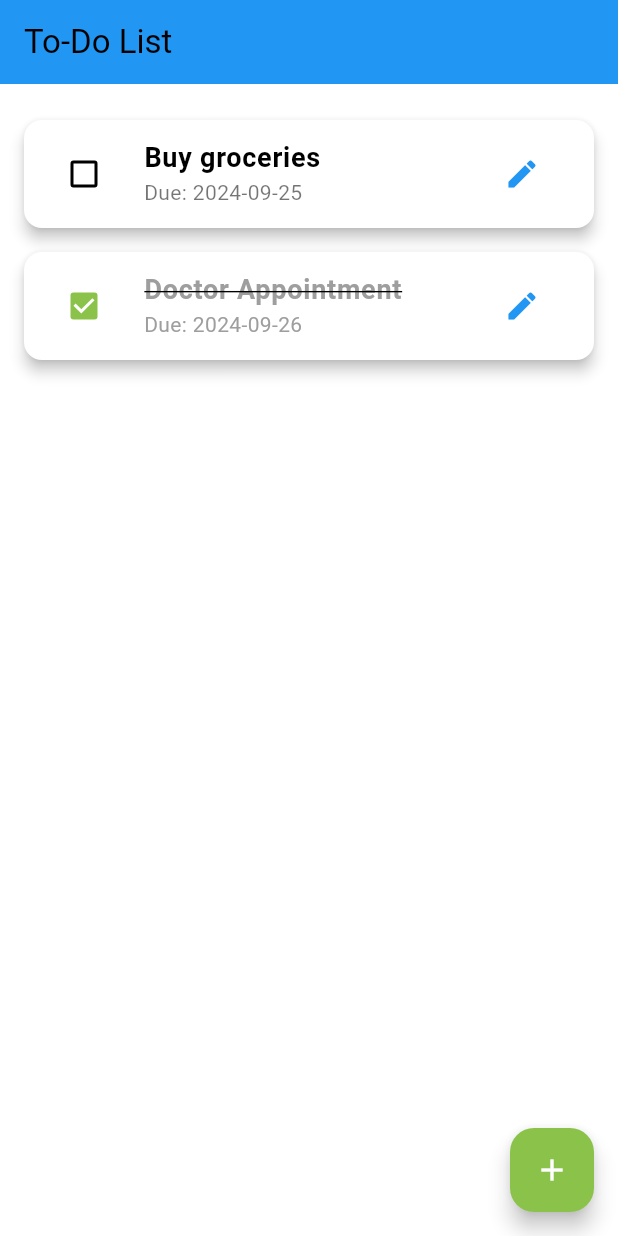
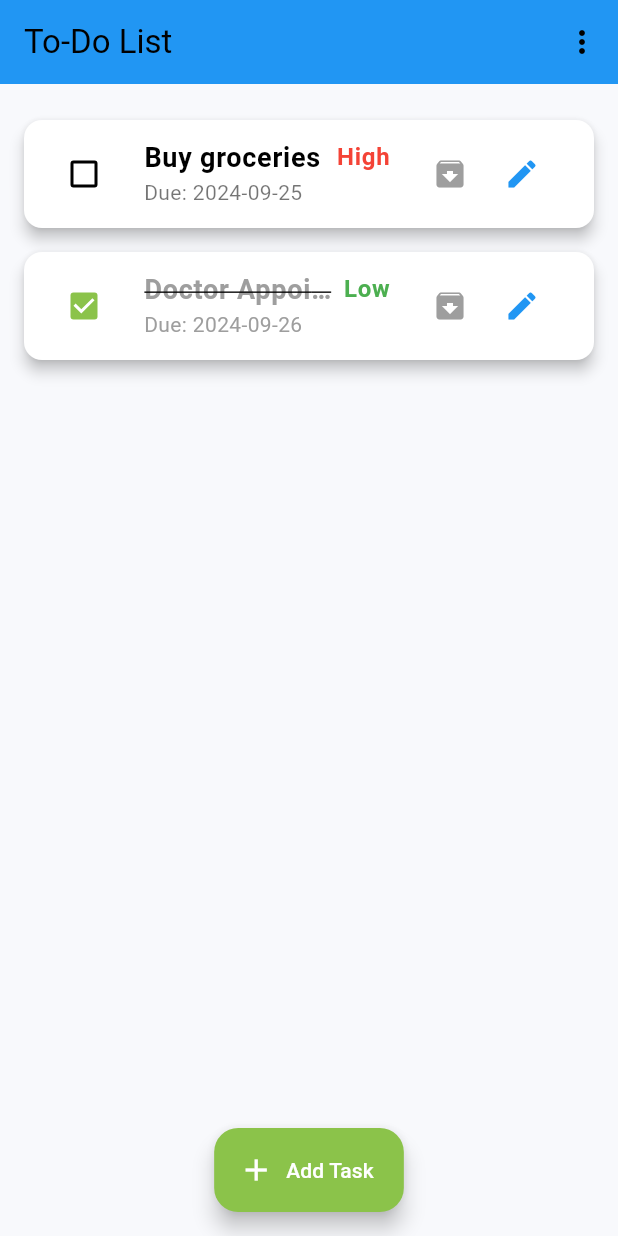
Before and after one commit to irtaza129/todolist, a Flutter app: the TaskListPage screen opened directly, on a phone screen of 412 x 824 dp. Run offline on Flutter 3.47's test engine with Material 3 defaults, Android fonts, the phone set to English and light mode, and no system bars.

Commit message:
Update TaskListPage.dart

```diff
--- a/lib/TaskListPage.dart
+++ b/lib/TaskListPage.dart
@@ -7,23 +7,52 @@ class TaskListPage extends StatefulWidget {
 
 class _TaskListPageState extends State<TaskListPage> {
   List<Map<String, dynamic>> tasks = [
-    {'title': 'Buy groceries', 'dueDate': '2024-09-25', 'completed': false},
-    {'title': 'Doctor Appointment', 'dueDate': '2024-09-26', 'completed': true},
+    {'title': 'Buy groceries', 'dueDate': '2024-09-25', 'completed': false, 'priority': 'High', 'archived': false},
+    {'title': 'Doctor Appointment', 'dueDate': '2024-09-26', 'completed': true, 'priority': 'Low', 'archived': false},
   ];
+
+  String filter = 'All'; // To hold the filter value
 
   @override
   Widget build(BuildContext context) {
+    List<Map<String, dynamic>> filteredTasks = tasks.where((task) {
+      if (filter == 'All') return !task['archived'];
+      if (filter == 'Completed') return task['completed'] && !task['archived'];
+      if (filter == 'Incomplete') return !task['completed'] && !task['archived'];
+      if (filter == 'High Priority') return task['priority'] == 'High' && !task['archived'];
+      return !task['archived'];
+    }).toList();
+
     return Scaffold(
+      backgroundColor: Color(0xFFF8F9FC),
       appBar: AppBar(
         title: Text('To-Do List'),
-        backgroundColor: Color(0xFF2196F3),  // Blue color for AppBar
+        backgroundColor: Color(0xFF2196F3),
+        actions: [
+          PopupMenuButton<String>(
+            onSelected: (value) {
+              setState(() {
+                filter = value;
+              });
+            },
+            itemBuilder: (context) => [
+              PopupMenuItem(value: 'All', child: Text('All Tasks')),
+              PopupMenuItem(value: 'Completed', child: Text('Completed Tasks')),
+              PopupMenuItem(value: 'Incomplete', child: Text('Incomplete Tasks')),
+              PopupMenuItem(value: 'High Priority', child: Text('High Priority')),
+            ],
           ),
-      body: Padding(
-        padding: EdgeInsets.all(16.0),
+        ],
+      ),
+      body: Column(
+        children: [
+          Expanded(
+            child: Padding(
+              padding: const EdgeInsets.all(16.0),
               child: ListView.builder(
-          itemCount: tasks.length,
+                itemCount: filteredTasks.length,
                 itemBuilder: (context, index) {
-            final task = tasks[index];
+                  final task = filteredTasks[index];
                   return Card(
                     shape: RoundedRectangleBorder(
                       borderRadius: BorderRadius.circular(12),
@@ -33,14 +62,18 @@ class _TaskListPageState extends State<TaskListPage> {
                     child: ListTile(
                       leading: Checkbox(
                         value: task['completed'],
-                  activeColor: Color(0xFF8BC34A),  // Green color for completed
+                        activeColor: Color(0xFF8BC34A),
                         onChanged: (bool? value) {
                           setState(() {
                             task['completed'] = value!;
                           });
                         },
                       ),
-                title: Text(
+                      title: Row(
+                        mainAxisAlignment: MainAxisAlignment.spaceBetween,
+                        children: [
+                          Expanded(
+                            child: Text(
                               task['title'],
                               style: TextStyle(
                                 fontSize: 18,
@@ -50,6 +83,21 @@ class _TaskListPageState extends State<TaskListPage> {
                                     ? TextDecoration.lineThrough
                                     : TextDecoration.none,
                               ),
+                              overflow: TextOverflow.ellipsis,
+                            ),
+                          ),
+                          Text(
+                            task['priority'],
+                            style: TextStyle(
+                              color: task['priority'] == 'High'
+                                  ? Colors.red
+                                  : task['priority'] == 'Medium'
+                                      ? Colors.orange
+                                      : Colors.green,
+                              fontWeight: FontWeight.bold,
+                            ),
+                          ),
+                        ],
                       ),
                       subtitle: Text(
                         'Due: ${task['dueDate']}',
@@ -58,31 +106,49 @@ class _TaskListPageState extends State<TaskListPage> {
                           color: task['completed'] ? Colors.grey : Colors.black54,
                         ),
                       ),
-                trailing: IconButton(
-                  icon: Icon(Icons.edit, color: Color(0xFF2196F3)),  // Blue edit icon
+                      trailing: Row(
+                        mainAxisSize: MainAxisSize.min,
+                        children: [
+                          IconButton(
+                            icon: Icon(Icons.archive, color: Colors.grey),
                             onPressed: () {
-                    // Navigate to edit task page
+                              setState(() {
+                                task['archived'] = true;
+                              });
+                            },
+                          ),
+                          IconButton(
+                            icon: Icon(Icons.edit, color: Color(0xFF2196F3)),
+                            onPressed: () {
                               Navigator.push(
                                 context,
                                 MaterialPageRoute(builder: (context) => AddEditTaskPage(task: task)),
                               );
                             },
                           ),
+                        ],
+                      ),
                     ),
                   );
                 },
               ),
             ),
-      floatingActionButton: FloatingActionButton(
+          ),
+          Padding(
+            padding: const EdgeInsets.all(16.0),
+            child: FloatingActionButton.extended(
               onPressed: () {
-          // Navigate to add new task page
                 Navigator.push(
                   context,
                   MaterialPageRoute(builder: (context) => AddEditTaskPage()),
                 );
               },
-        child: Icon(Icons.add, color: Colors.white),
-        backgroundColor: Color(0xFF8BC34A),  // Green color for add button
+              backgroundColor: Color(0xFF8BC34A),
+              label: Text('Add Task', style: TextStyle(color: Colors.white)),
+              icon: Icon(Icons.add, color: Colors.white),
+            ),
+          ),
+        ],
       ),
     );
   }
@@ -100,6 +166,7 @@ class AddEditTaskPage extends StatefulWidget {
 class _AddEditTaskPageState extends State<AddEditTaskPage> {
   TextEditingController titleController = TextEditingController();
   TextEditingController dueDateController = TextEditingController();
+  String selectedPriority = 'Medium';  // Default priority
 
   @override
   void initState() {
@@ -107,15 +174,17 @@ class _AddEditTaskPageState extends State<AddEditTaskPage> {
     if (widget.task != null) {
       titleController.text = widget.task!['title'];
       dueDateController.text = widget.task!['dueDate'];
+      selectedPriority = widget.task!['priority'];
     }
   }
 
   @override
   Widget build(BuildContext context) {
     return Scaffold(
+      backgroundColor: Color(0xFFF8F9FC),
       appBar: AppBar(
         title: Text(widget.task == null ? 'Add Task' : 'Edit Task'),
-        backgroundColor: Color(0xFF2196F3),  // Blue color for AppBar
+        backgroundColor: Color(0xFF2196F3),
       ),
       body: Padding(
         padding: EdgeInsets.all(16.0),
@@ -125,7 +194,9 @@ class _AddEditTaskPageState extends State<AddEditTaskPage> {
               controller: titleController,
               decoration: InputDecoration(
                 labelText: 'Task Title',
-                labelStyle: TextStyle(color: Color(0xFF2196F3)),  // Blue label text
+                labelStyle: TextStyle(color: Color(0xFF2196F3)),
+                filled: true,
+                fillColor: Colors.white,
                 focusedBorder: OutlineInputBorder(
                   borderSide: BorderSide(color: Color(0xFF2196F3)),
                   borderRadius: BorderRadius.circular(12),
@@ -140,7 +211,9 @@ class _AddEditTaskPageState extends State<AddEditTaskPage> {
               controller: dueDateController,
               decoration: InputDecoration(
                 labelText: 'Due Date',
-                labelStyle: TextStyle(color: Color(0xFF2196F3)),  // Blue label text
+                labelStyle: TextStyle(color: Color(0xFF2196F3)),
+                filled: true,
+                fillColor: Colors.white,
                 focusedBorder: OutlineInputBorder(
                   borderSide: BorderSide(color: Color(0xFF2196F3)),
                   borderRadius: BorderRadius.circular(12),
@@ -162,13 +235,36 @@ class _AddEditTaskPageState extends State<AddEditTaskPage> {
               },
             ),
             SizedBox(height: 20),
+            DropdownButtonFormField<String>(
+              value: selectedPriority,
+              onChanged: (String? newValue) {
+                setState(() {
+                  selectedPriority = newValue!;
+                });
+              },
+              items: ['High', 'Medium', 'Low'].map<DropdownMenuItem<String>>((String value) {
+                return DropdownMenuItem<String>(
+                  value: value,
+                  child: Text(value),
+                );
+              }).toList(),
+              decoration: InputDecoration(
+                labelText: 'Priority',
+                labelStyle: TextStyle(color: Color(0xFF2196F3)),
+                filled: true,
+                fillColor: Colors.white,
+                border: OutlineInputBorder(
+                  borderRadius: BorderRadius.circular(12),
+                ),
+              ),
+            ),
+            SizedBox(height: 20),
             ElevatedButton(
               onPressed: () {
-                // Save the task logic here
                 Navigator.pop(context);
               },
               style: ElevatedButton.styleFrom(
-                backgroundColor: Color(0xFF8BC34A),  // Green for save button
+                backgroundColor: Color(0xFF8BC34A),
                 shape: RoundedRectangleBorder(
                   borderRadius: BorderRadius.circular(12),
                 ),
@@ -178,7 +274,7 @@ class _AddEditTaskPageState extends State<AddEditTaskPage> {
                 'Save Task',
                 style: TextStyle(color: Colors.white, fontSize: 16),
               ),
-            )
+            ),
           ],
         ),
       ),
```
Lines whose indentation alone changed are shown as unchanged.
